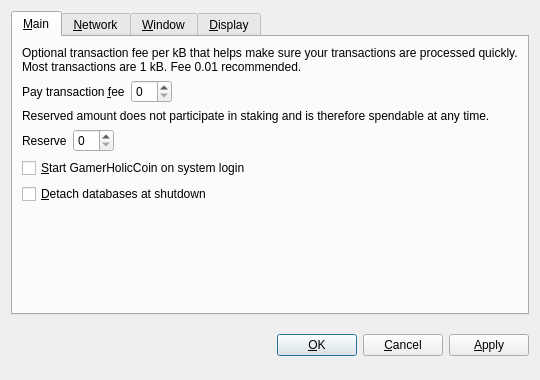
Above: src/qt/forms/optionsdialog.ui from alexandria-io/GamerHolicCoin before the change. Below: the same form after it.
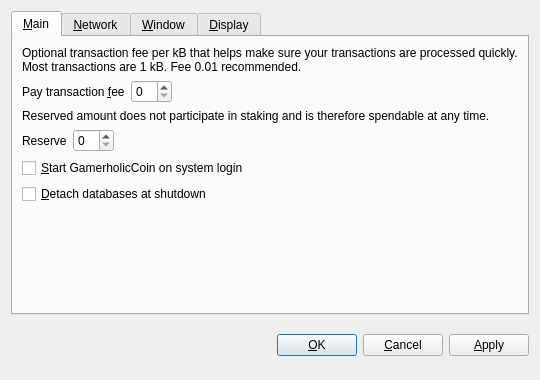
That is the form after the change. Custom widgets are drawn as their Qt base class.

Commit message: Rename GamerHolicCoin to GamerholicCoin

```diff
--- a/src/qt/forms/optionsdialog.ui
+++ b/src/qt/forms/optionsdialog.ui
@@ -128,7 +128,7 @@
           <string>Automatically start GamerHolicCoin after logging in to the system.</string>
          </property>
          <property name="text">
-          <string>&amp;Start GamerHolicCoin on system login</string>
+          <string>&amp;Start GamerholicCoin on system login</string>
          </property>
         </widget>
        </item>
```
Left out of the diff: 10 changed lines with no effect on the pictures. The commit also changes 105 other files.
